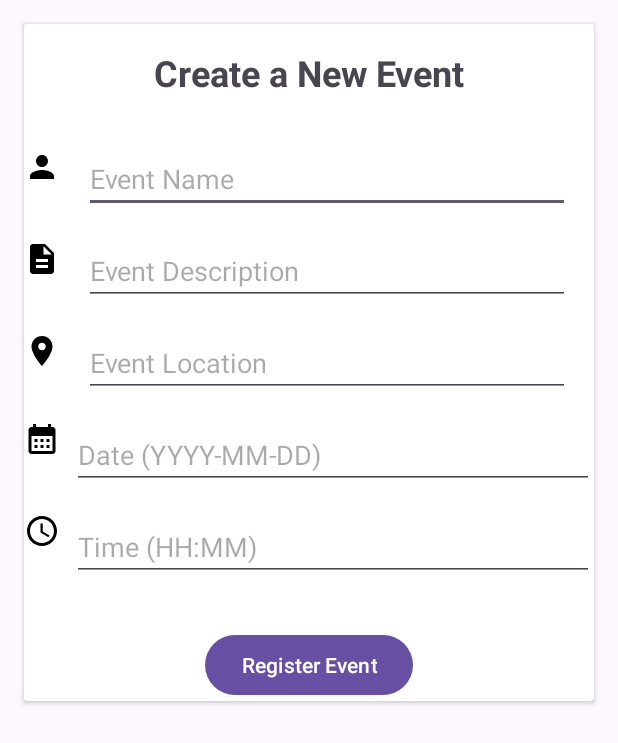
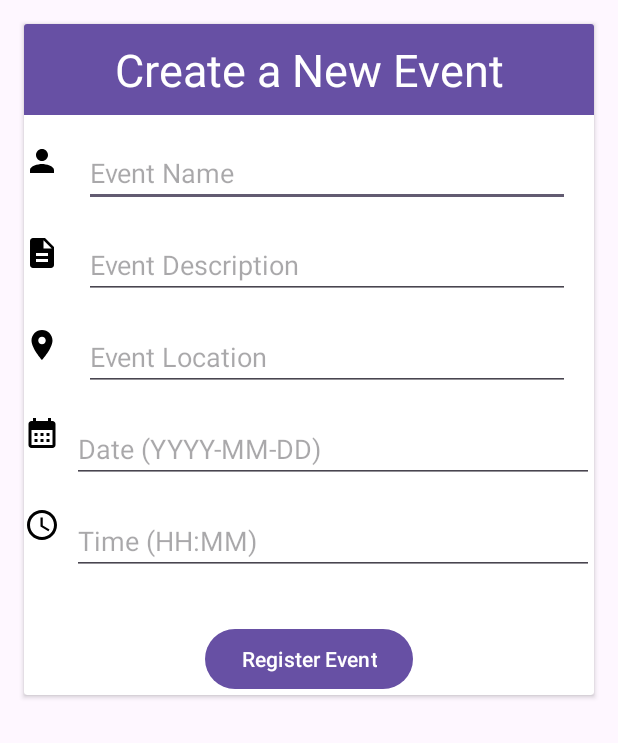
Before and after one commit to veerviren/Event-Managment-App, an Android app: the screen it shows after launch (CreateEventActivity), after a tap on "Create Your Event", on a phone screen of 412 x 824 dp. Shown: the top 743 px of the screen. Run offline under Robolectric (Android 15) with nearby library versions, the phone set to English and light mode, and no system bars.

Commit message:
Fix : Ui colours and alignments

```diff
--- a/app/src/main/java/com/example/main/SplashActivity.kt
+++ b/app/src/main/java/com/example/main/SplashActivity.kt
@@ -14,6 +14,6 @@ class SplashActivity : AppCompatActivity() {
             val intent = Intent(this, MainActivity::class.java)
             startActivity(intent)
             finish()
-        }, 5000)
+        }, 3000)
     }
 }
--- a/app/src/main/res/layout/activity_create_event.xml
+++ b/app/src/main/res/layout/activity_create_event.xml
@@ -13,14 +13,14 @@
 
         <TextView
             android:id="@+id/title_text_view"
-            android:layout_width="wrap_content"
+            android:layout_width="match_parent"
             android:layout_height="wrap_content"
-            android:textSize="24sp"
-            android:textStyle="bold"
-            android:text="Create a New Event"
-            android:layout_marginTop="16dp"
-            android:layout_marginBottom="16dp"
-            android:layout_centerHorizontal="true"/>
+            android:textSize="30sp"
+            android:background="?attr/colorPrimary"
+            android:textColor="@color/white"
+            android:textAlignment="center"
+            android:padding="10dp"
+            android:text="Create a New Event"/>
 
         <LinearLayout
             android:id="@+id/event_name_linear_layout"
--- a/app/src/main/res/layout/activity_main.xml
+++ b/app/src/main/res/layout/activity_main.xml
@@ -10,8 +10,10 @@
         android:layout_width="match_parent"
         android:layout_height="wrap_content"
         android:textSize="30sp"
-        android:background="@color/light_purpel"
+        android:background="?attr/colorPrimary"
+        android:textColor="@color/white"
         android:textAlignment="center"
+        android:padding="10dp"
         android:text="Upcoming events">
 
     </TextView>
@@ -38,7 +40,6 @@
         android:layout_width="match_parent"
         android:layout_height="wrap_content"
         android:orientation="horizontal"
-        android:background="@color/purel1"
         >
 
         <Button
--- a/app/src/main/res/values/themes.xml
+++ b/app/src/main/res/values/themes.xml
@@ -1,9 +1,9 @@
 <resources xmlns:tools="http://schemas.android.com/tools">
     <!-- Base application theme. -->
-    <style name="Base.Theme.Main" parent="Theme.Material3.DayNight.NoActionBar">
+    <style name="Theme.Main" parent="Theme.Material3.DayNight.NoActionBar">
         <!-- Customize your light theme here. -->
         <!-- <item name="colorPrimary">@color/my_light_primary</item> -->
+        <item name="android:windowFullscreen">true</item>
     </style>
 
-    <style name="Theme.Main" parent="Base.Theme.Main" />
 </resources>
```
Also changed, not shown: app/src/main/res/layout/activity_view_events.xml (+17 -1 lines).
